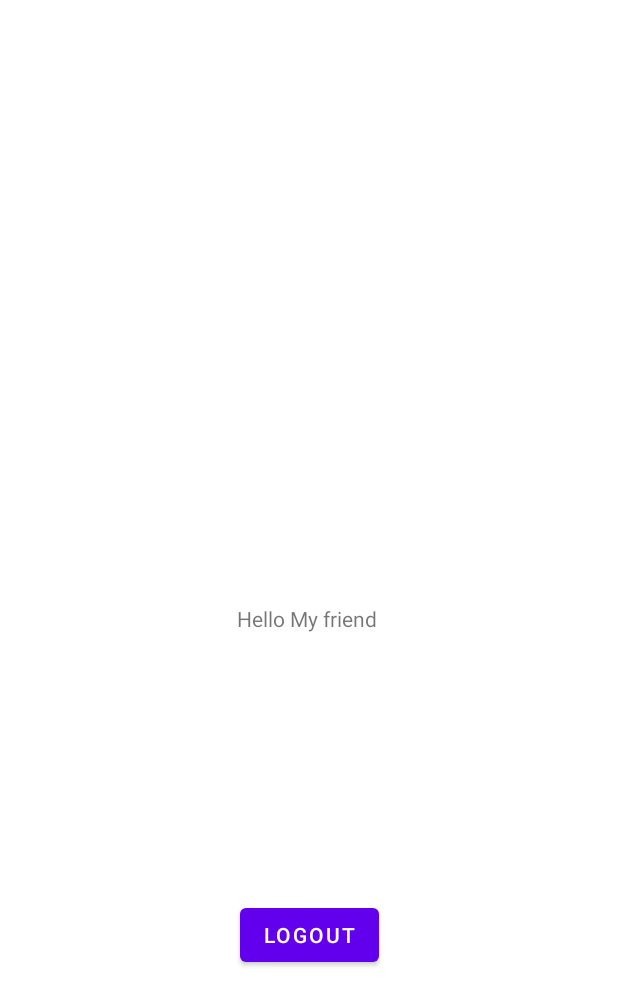
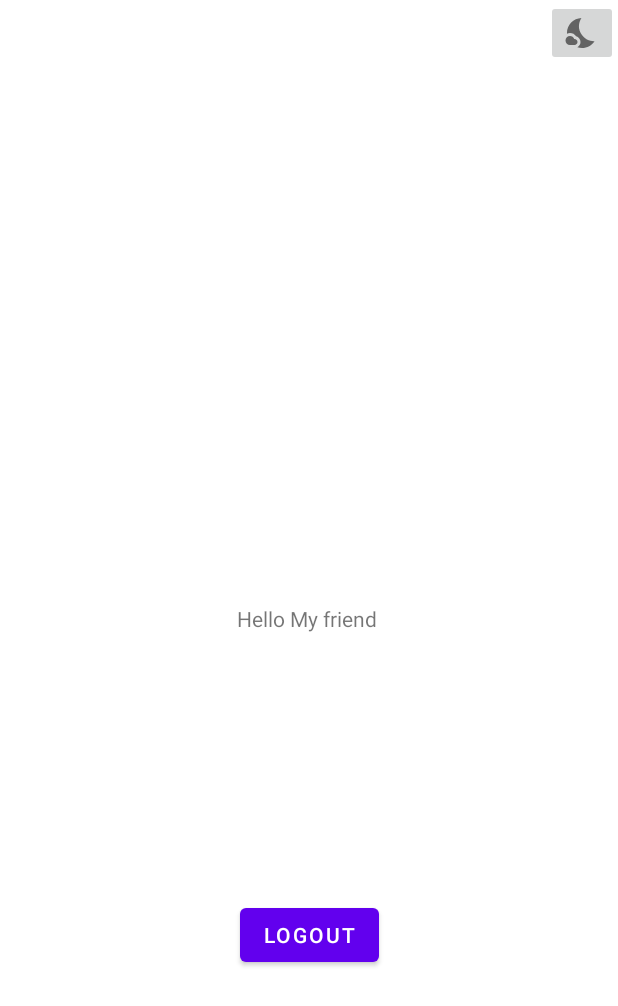
Before and after one commit to MichalDurlak/MyPersonalTrainer, an Android app: the HomePageActivity screen opened directly, with no data from a screen before it, on a phone screen of 412 x 824 dp. Shown: the top 1006 px of the screen. Run offline under Robolectric (Android 15) with nearby library versions, the phone set to English and light mode, and no system bars.

Commit message:
Added button to change theme Day(Light) -> Night(Dark)

```diff
--- a/app/build.gradle
+++ b/app/build.gradle
@@ -42,6 +42,7 @@ dependencies {
     implementation "org.jetbrains.kotlin:kotlin-stdlib:$kotlin_version"
     implementation 'androidx.core:core-ktx:1.3.2'
     implementation 'androidx.appcompat:appcompat:1.2.0'
+
     implementation 'com.google.android.material:material:1.2.1'
     implementation 'androidx.constraintlayout:constraintlayout:2.0.4'
 
--- a/app/src/main/AndroidManifest.xml
+++ b/app/src/main/AndroidManifest.xml
@@ -9,7 +9,8 @@
         android:roundIcon="@mipmap/ic_launcher_round"
         android:supportsRtl="true"
         android:theme="@style/Theme.MyPersonalTrainer">
-        <activity android:name=".HomePageActivity"></activity>
+        <activity android:name=".SidebarHomePage"></activity>
+        <activity android:name=".HomePageActivity" />
         <activity android:name=".HomePage" />
         <activity android:name=".RegisterActivity" />
         <activity android:name=".MainActivity">
--- a/app/src/main/java/com/example/mypersonaltrainer/HomePageActivity.kt
+++ b/app/src/main/java/com/example/mypersonaltrainer/HomePageActivity.kt
@@ -1,8 +1,12 @@
 package com.example.mypersonaltrainer
 
 import android.content.Intent
+import android.content.res.Configuration
 import androidx.appcompat.app.AppCompatActivity
 import android.os.Bundle
+import android.view.View
+import androidx.appcompat.app.AlertDialog
+import androidx.appcompat.app.AppCompatDelegate
 import kotlinx.android.synthetic.main.activity_home_page.*
 
 class HomePageActivity : AppCompatActivity() {
@@ -10,7 +14,28 @@ class HomePageActivity : AppCompatActivity() {
         super.onCreate(savedInstanceState)
         setContentView(R.layout.activity_home_page)
 
+        isUsingNightModeResources()
+        if (isUsingNightModeResources() == true){
+            btn_DayHomePage.setVisibility(View.VISIBLE)
+            btn_NightHomePage.setVisibility(View.GONE)
+        } else {
+            btn_NightHomePage.setVisibility(View.VISIBLE)
+            btn_DayHomePage.setVisibility(View.GONE)
+        }
 
+
+        btn_NightHomePage.setOnClickListener(){
+            AppCompatDelegate.setDefaultNightMode(AppCompatDelegate.MODE_NIGHT_YES)
+            btn_NightHomePage.setVisibility(View.GONE)
+            btn_DayHomePage.setVisibility(View.VISIBLE)
+
+        }
+
+        btn_DayHomePage.setOnClickListener(){
+            AppCompatDelegate.setDefaultNightMode(AppCompatDelegate.MODE_NIGHT_NO)
+            btn_NightHomePage.setVisibility(View.VISIBLE)
+            btn_DayHomePage.setVisibility(View.GONE)
+        }
 
 
         btn_Logout.setOnClickListener(){
@@ -21,4 +46,16 @@ class HomePageActivity : AppCompatActivity() {
         }
     }
 
+    private fun isUsingNightModeResources(): Boolean {
+        return when (resources.configuration.uiMode and
+                Configuration.UI_MODE_NIGHT_MASK) {
+            Configuration.UI_MODE_NIGHT_YES -> true
+            Configuration.UI_MODE_NIGHT_NO -> false
+            Configuration.UI_MODE_NIGHT_UNDEFINED -> false
+            else -> false
+        }
+    }
+
+
+
 }
--- /dev/null
+++ b/app/src/main/res/drawable/ic_baseline_nights_stay_24.xml
@@ -0,0 +1,6 @@
+<vector android:alpha="0.9" android:height="24dp"
+    android:tint="?attr/colorControlNormal" android:viewportHeight="24"
+    android:viewportWidth="24" android:width="24dp" xmlns:android="http://schemas.android.com/apk/res/android">
+    <path android:fillColor="@android:color/white" android:pathData="M11.1,12.08C8.77,7.57 10.6,3.6 11.63,2.01C6.27,2.2 1.98,6.59 1.98,12c0,0.14 0.02,0.28 0.02,0.42C2.62,12.15 3.29,12 4,12c1.66,0 3.18,0.83 4.1,2.15C9.77,14.63 11,16.17 11,18c0,1.52 -0.87,2.83 -2.12,3.51c0.98,0.32 2.03,0.5 3.11,0.5c3.5,0 6.58,-1.8 8.37,-4.52C18,17.72 13.38,16.52 11.1,12.08z"/>
+    <path android:fillColor="@android:color/white" android:pathData="M7,16l-0.18,0C6.4,14.84 5.3,14 4,14c-1.66,0 -3,1.34 -3,3s1.34,3 3,3c0.62,0 2.49,0 3,0c1.1,0 2,-0.9 2,-2C9,16.9 8.1,16 7,16z"/>
+</vector>
--- /dev/null
+++ b/app/src/main/res/drawable/ic_baseline_wb_sunny_24.xml
@@ -0,0 +1,5 @@
+<vector android:alpha="0.9" android:height="24dp"
+    android:tint="?attr/colorControlNormal" android:viewportHeight="24"
+    android:viewportWidth="24" android:width="24dp" xmlns:android="http://schemas.android.com/apk/res/android">
+    <path android:fillColor="@android:color/white" android:pathData="M6.76,4.84l-1.8,-1.79 -1.41,1.41 1.79,1.79 1.42,-1.41zM4,10.5L1,10.5v2h3v-2zM13,0.55h-2L11,3.5h2L13,0.55zM20.45,4.46l-1.41,-1.41 -1.79,1.79 1.41,1.41 1.79,-1.79zM17.24,18.16l1.79,1.8 1.41,-1.41 -1.8,-1.79 -1.4,1.4zM20,10.5v2h3v-2h-3zM12,5.5c-3.31,0 -6,2.69 -6,6s2.69,6 6,6 6,-2.69 6,-6 -2.69,-6 -6,-6zM11,22.45h2L13,19.5h-2v2.95zM3.55,18.54l1.41,1.41 1.79,-1.8 -1.41,-1.41 -1.79,1.8z"/>
+</vector>
--- a/app/src/main/res/layout/activity_home_page.xml
+++ b/app/src/main/res/layout/activity_home_page.xml
@@ -5,6 +5,24 @@
     android:layout_width="match_parent"
     android:layout_height="match_parent"
     tools:context=".HomePageActivity">
+
+    <ImageButton
+        android:id="@+id/btn_NightHomePage"
+        android:layout_width="wrap_content"
+        android:layout_height="wrap_content"
+        app:layout_constraintEnd_toEndOf="parent"
+        app:layout_constraintTop_toTopOf="parent"
+        app:srcCompat="@drawable/ic_baseline_nights_stay_24" />
+
+    <ImageButton
+        android:id="@+id/btn_DayHomePage"
+        android:layout_width="wrap_content"
+        android:layout_height="wrap_content"
+        android:visibility="gone"
+        app:layout_constraintEnd_toEndOf="parent"
+        app:layout_constraintTop_toTopOf="parent"
+
+        app:srcCompat="@drawable/ic_baseline_wb_sunny_24" />
 
     <TextView
         android:id="@+id/textView"
```
Also changed, not shown: app/src/main/java/com/example/mypersonaltrainer/SidebarHomePage.kt (added, +11 -0 lines), app/src/main/res/layout/activity_sidebar_home_page.xml (added, +12 -0 lines).
